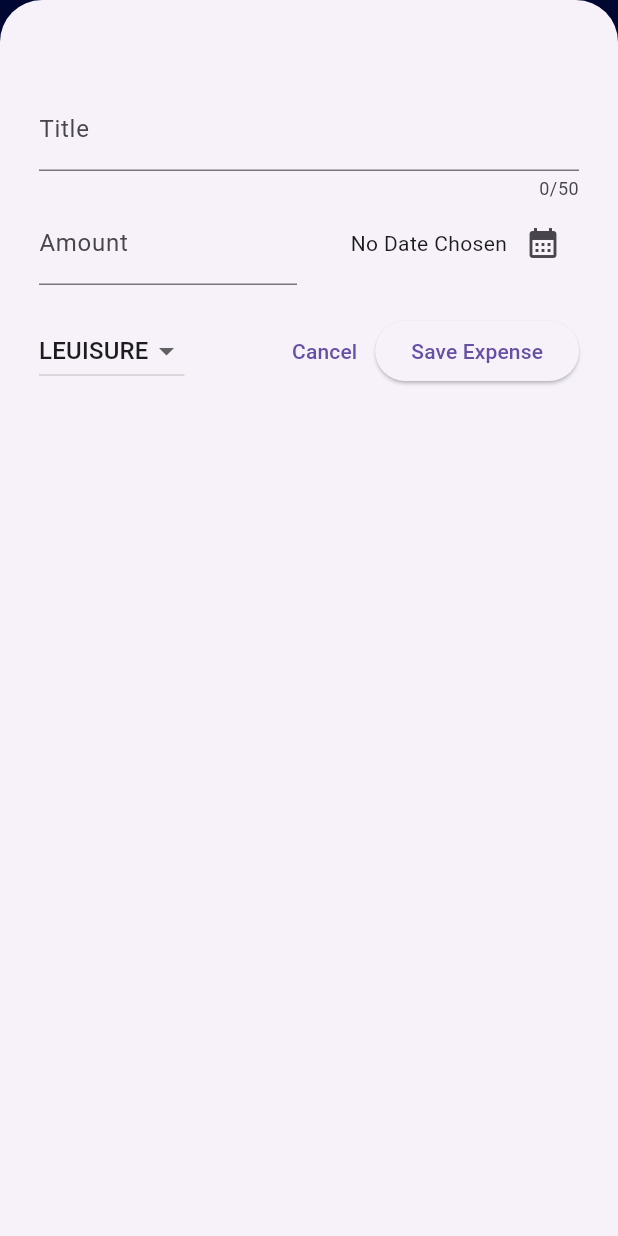
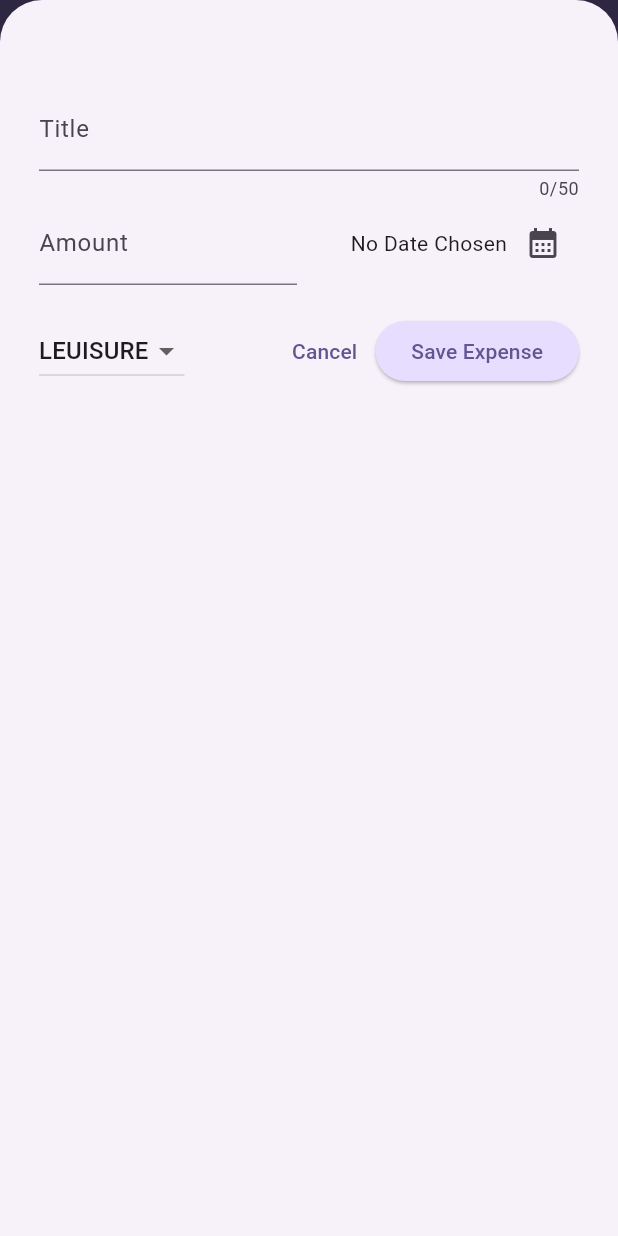
Before and after one commit to natib21/Flutter_Expense_Tracker, a Flutter app: the screen it shows after launch, after a tap on the "add" icon, on a phone screen of 412 x 824 dp. Run offline on Flutter 3.47's test engine with Material 3 defaults, Android fonts, the phone set to English and light mode, and no system bars; our stand-ins replace google_fonts.

Commit message:
Theme in Flutter

```diff
--- a/lib/main.dart
+++ b/lib/main.dart
@@ -1,7 +1,34 @@
 import 'package:expense_tracker/widgets/expense.dart';
 import 'package:flutter/material.dart';
 
+var KColorScheme =
+    ColorScheme.fromSeed(seedColor: Color.fromARGB(255, 48, 14, 126));
+
 void main() {
-  runApp(MaterialApp(home: Expense()));
+  runApp(MaterialApp(
+      theme: ThemeData().copyWith(
+          colorScheme: KColorScheme,
+          appBarTheme: AppBarTheme().copyWith(
+            backgroundColor: KColorScheme.primary,
+            // foregroundColor: KColorScheme.onPrimary,
+          ),
+          cardTheme: CardTheme().copyWith(
+            color: KColorScheme.secondaryContainer,
+            margin: EdgeInsets.symmetric(horizontal: 16, vertical: 7),
+            shape: RoundedRectangleBorder(
+              borderRadius: BorderRadius.circular(5),
+            ),
+          ),
+          elevatedButtonTheme: ElevatedButtonThemeData(
+              style: ElevatedButton.styleFrom(
+            backgroundColor: KColorScheme.primaryContainer,
+          )),
+          textTheme: ThemeData().textTheme.copyWith(
+                titleLarge: TextStyle(
+                    fontSize: 20,
+                    fontWeight: FontWeight.bold,
+                    color: KColorScheme.onSecondaryContainer),
+              )),
+      home: Expense()));
 }
 // lecture 05/10
--- a/lib/widgets/expense.dart
+++ b/lib/widgets/expense.dart
@@ -82,7 +82,7 @@ class _ExpensesState extends State<Expense> {
         title: Text("Flutter Expense Tracker",
             style: GoogleFonts.roboto(
                 fontSize: 20,
-                fontWeight: FontWeight.bold,
+                // fontWeight: FontWeight.bold,
                 color: Colors.white)),
         actions: [
           IconButton(
@@ -90,7 +90,6 @@ class _ExpensesState extends State<Expense> {
             icon: Icon(Icons.add, color: Colors.white),
           )
         ],
-        backgroundColor: const Color.fromARGB(255, 1, 17, 109),
       ),
       body: Column(
         children: [
--- a/lib/widgets/expenses_list/expenese_item.dart
+++ b/lib/widgets/expenses_list/expenese_item.dart
@@ -15,7 +15,7 @@ class ExpenseItem extends StatelessWidget {
         child: Column(
           crossAxisAlignment: CrossAxisAlignment.start,
           children: [
-            Text(expense.title),
+            Text(expense.title, style: Theme.of(context).textTheme.titleLarge),
             SizedBox(height: 4),
             Row(
               children: [
--- a/lib/widgets/expenses_list/expenese_list.dart
+++ b/lib/widgets/expenses_list/expenese_list.dart
@@ -13,6 +13,11 @@ class ExpensesList extends StatelessWidget {
     return ListView.builder(
         itemCount: expenses.length,
         itemBuilder: (ctx, index) => Dismissible(
+            background: Container(
+              color: Theme.of(context).colorScheme.error.withValues(
+                  alpha: 0.8), //Theme.of(context).colorScheme.error,
+              margin: Theme.of(context).cardTheme!.margin,
+            ),
             key: ValueKey(expenses[index]),
             onDismissed: (direction) {
               rmvExpense(expenses[index]);
```
